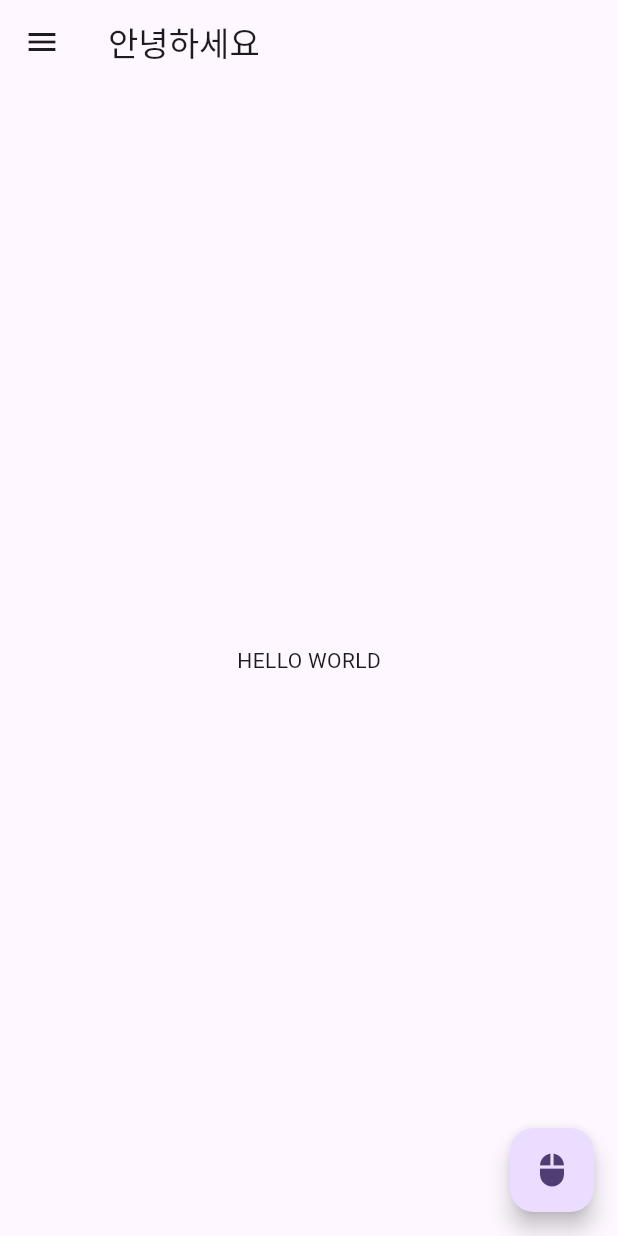
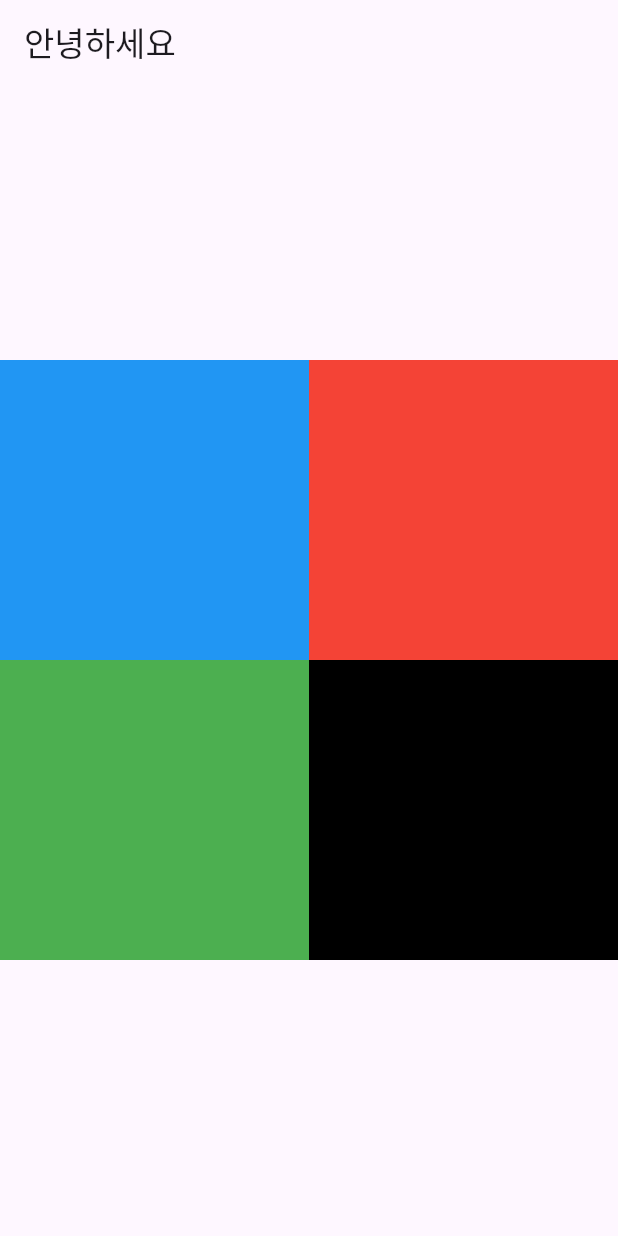
Before and after one commit to brian-jteom/flutter_lecture, a Flutter app: the screen it shows after launch, on a phone screen of 412 x 824 dp. Run offline on Flutter 3.47's test engine with Material 3 defaults, Android fonts, the phone set to English and light mode, and no system bars.

Commit message:
body 에 column 과 row 를 통한 정렬

```diff
--- a/lib/main.dart
+++ b/lib/main.dart
@@ -35,25 +35,44 @@ class _MyHomePageState extends State<MyHomePage> {
       appBar: AppBar(
         title: const Text("안녕하세요"),
       ),
-      drawer: Drawer(
-        child: ListView(
-          padding: EdgeInsets.zero,
-          children: const <Widget>[
-            ListTile(
-              title: Text("Menu 1"),
-            ),
-            DrawerHeader(
-                decoration: BoxDecoration(
+      body: Container(
+        alignment: Alignment.center,
+        child: Column(
+          mainAxisAlignment: MainAxisAlignment.center,
+          // crossAxisAlignment: CrossAxisAlignment.center,
+          children: [
+            Row(
+              mainAxisAlignment: MainAxisAlignment.center,
+              children: [
+                Container(
+                  width: MediaQuery.of(context).size.width / 2,
+                  height: 200,
                   color: Colors.blue,
                 ),
-                child: Text("Drawer Header Part"))
+                Container(
+                  width: MediaQuery.of(context).size.width / 2,
+                  height: 200,
+                  color: Colors.red,
+                )
+              ],
+            ),
+            Row(
+              mainAxisAlignment: MainAxisAlignment.center,
+              children: [
+                Container(
+                  width: MediaQuery.of(context).size.width / 2,
+                  height: 200,
+                  color: Colors.green,
+                ),
+                Container(
+                  width: MediaQuery.of(context).size.width / 2,
+                  height: 200,
+                  color: Colors.black,
+                )
+              ],
+            ),
           ],
         ),
-      ),
-      body: const Center(child: Text("HELLO WORLD")),
-      floatingActionButton: FloatingActionButton(
-        onPressed: () => print("click click"),
-        child: const Icon(Icons.mouse),
       ),
     );
   }
```
